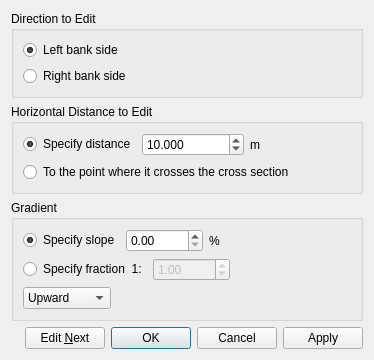
i-RIC/prepost-gui, file libs/geodata/riversurvey/geodatariversurveycrosssectioneditfrompointdialog.ui: the form before one commit.
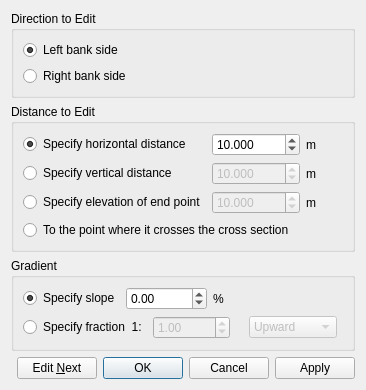
The form after the commit. Icons and pictures are not drawn. Custom widgets are drawn as their Qt base class.

Commit message: Dialog updated: * User can specify vertical distance to edit. * User can specify elevation of end point. * User can input negative value for slope. * User can select "Upward" or "Downward" only when specifying fraction.

```diff
--- a/libs/geodata/riversurvey/geodatariversurveycrosssectioneditfrompointdialog.ui
+++ b/libs/geodata/riversurvey/geodatariversurveycrosssectioneditfrompointdialog.ui
@@ -6,14 +6,14 @@
    <rect>
     <x>0</x>
     <y>0</y>
-    <width>374</width>
-    <height>323</height>
+    <width>366</width>
+    <height>354</height>
    </rect>
   </property>
   <property name="windowTitle">
    <string>Edit Cross Section From Selected Point</string>
   </property>
-  <layout class="QVBoxLayout" name="verticalLayout_4">
+  <layout class="QVBoxLayout" name="verticalLayout_2">
    <item>
     <widget class="QGroupBox" name="directionGroupBox">
      <property name="title">
@@ -43,23 +43,21 @@
    <item>
     <widget class="QGroupBox" name="horizontalDistanceGroupBox">
      <property name="title">
-      <string>Horizontal Distance to Edit</string>
+      <string>Distance to Edit</string>
      </property>
-     <layout class="QVBoxLayout" name="verticalLayout_2">
-      <item>
-       <layout class="QHBoxLayout" name="horizontalLayout">
-        <item>
-         <widget class="QRadioButton" name="distanceRadioButton">
+     <layout class="QGridLayout" name="gridLayout">
+      <item row="0" column="0">
+       <widget class="QRadioButton" name="hDistanceRadioButton">
           <property name="text">
-           <string>Specify distance</string>
+         <string>Specify horizontal distance</string>
           </property>
           <property name="checked">
            <bool>true</bool>
           </property>
          </widget>
         </item>
-        <item>
-         <widget class="QDoubleSpinBox" name="distanceSpinBox">
+      <item row="0" column="1">
+       <widget class="QDoubleSpinBox" name="hDistanceSpinBox">
           <property name="decimals">
            <number>3</number>
           </property>
@@ -74,16 +72,86 @@
           </property>
          </widget>
         </item>
-        <item>
-         <widget class="QLabel" name="distanceUnitLabel">
+      <item row="0" column="2">
+       <widget class="QLabel" name="hDistanceUnitLabel">
           <property name="text">
            <string>m</string>
           </property>
          </widget>
         </item>
-       </layout>
+      <item row="1" column="0">
+       <widget class="QRadioButton" name="vDistanceRadioButton">
+        <property name="text">
+         <string>Specify vertical distance</string>
+        </property>
+        <property name="checked">
+         <bool>false</bool>
+        </property>
+       </widget>
       </item>
-      <item>
+      <item row="1" column="1">
+       <widget class="QDoubleSpinBox" name="vDistanceSpinBox">
+        <property name="enabled">
+         <bool>false</bool>
+        </property>
+        <property name="decimals">
+         <number>3</number>
+        </property>
+        <property name="minimum">
+         <double>0.001000000000000</double>
+        </property>
+        <property name="maximum">
+         <double>10000.000000000000000</double>
+        </property>
+        <property name="value">
+         <double>10.000000000000000</double>
+        </property>
+       </widget>
+      </item>
+      <item row="1" column="2">
+       <widget class="QLabel" name="vDistanceUnitLabel">
+        <property name="text">
+         <string>m</string>
+        </property>
+       </widget>
+      </item>
+      <item row="2" column="0">
+       <widget class="QRadioButton" name="elevationRadioButton">
+        <property name="text">
+         <string>Specify elevation of end point</string>
+        </property>
+        <property name="checked">
+         <bool>false</bool>
+        </property>
+       </widget>
+      </item>
+      <item row="2" column="1">
+       <widget class="QDoubleSpinBox" name="elevationSpinBox">
+        <property name="enabled">
+         <bool>false</bool>
+        </property>
+        <property name="decimals">
+         <number>3</number>
+        </property>
+        <property name="minimum">
+         <double>-10000.000000000000000</double>
+        </property>
+        <property name="maximum">
+         <double>10000.000000000000000</double>
+        </property>
+        <property name="value">
+         <double>10.000000000000000</double>
+        </property>
+       </widget>
+      </item>
+      <item row="2" column="2">
+       <widget class="QLabel" name="vDistanceUnitLabel_2">
+        <property name="text">
+         <string>m</string>
+        </property>
+       </widget>
+      </item>
+      <item row="3" column="0" colspan="2">
        <widget class="QRadioButton" name="crossRadioButton">
         <property name="text">
          <string>To the point where it crosses the cross section</string>
@@ -120,7 +188,7 @@
            <number>2</number>
           </property>
           <property name="minimum">
-           <double>0.000000000000000</double>
+           <double>-10000.000000000000000</double>
           </property>
           <property name="maximum">
            <double>10000.000000000000000</double>
@@ -181,24 +249,10 @@
          </widget>
         </item>
         <item>
-         <spacer name="horizontalSpacer">
-          <property name="orientation">
-           <enum>Qt::Horizontal</enum>
-          </property>
-          <property name="sizeHint" stdset="0">
-           <size>
-            <width>40</width>
-            <height>20</height>
-           </size>
-          </property>
-         </spacer>
-        </item>
-       </layout>
-      </item>
-      <item>
-       <layout class="QHBoxLayout" name="horizontalLayout_4">
-        <item>
          <widget class="QComboBox" name="upDownComboBox">
+          <property name="enabled">
+           <bool>false</bool>
+          </property>
           <item>
            <property name="text">
             <string>Upward</string>
@@ -212,7 +266,7 @@
          </widget>
         </item>
         <item>
-         <spacer name="horizontalSpacer_2">
+         <spacer name="horizontalSpacer">
           <property name="orientation">
            <enum>Qt::Horizontal</enum>
           </property>
@@ -237,7 +291,7 @@
      <property name="sizeHint" stdset="0">
       <size>
        <width>20</width>
-       <height>4</height>
+       <height>6</height>
       </size>
      </property>
     </spacer>
```
Left out of the diff: 80 changed lines with no effect on the pictures. Lines whose indentation alone changed are shown as unchanged. The commit also changes 2 other files.
